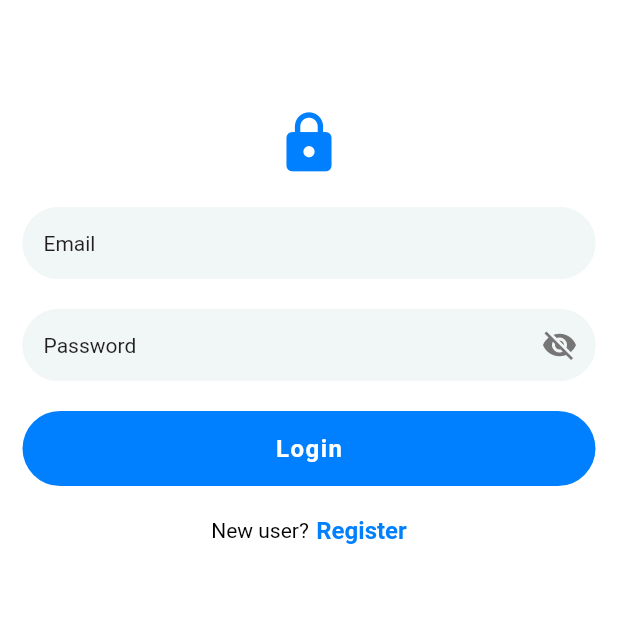
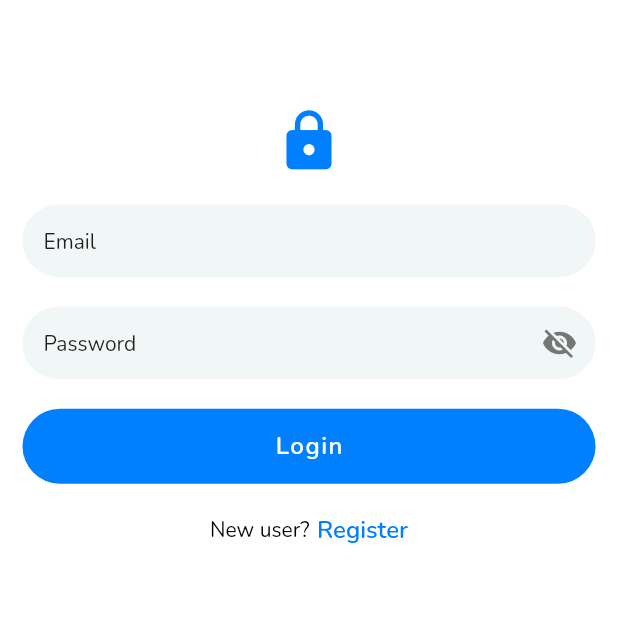
Before and after one commit to kirupa094/news-app, a Flutter app: the screen it shows after launch, on a phone screen of 412 x 824 dp. Shown: the part 291-924 px from the top of the screen. Run offline on Flutter 3.47's test engine with Material 2 defaults, Android fonts, the phone set to English and light mode, and no system bars.

Commit message:
nunito && newyork fontfamily adde

```diff
--- a/lib/auth_screen/login.dart
+++ b/lib/auth_screen/login.dart
@@ -97,7 +97,7 @@ class _LoginScreenState extends State<LoginScreen> {
                           text: 'New user?',
                           fontWeight: FontWeight.w400,
                           fontSize: 14,
-                          fontFamily: '',
+                          fontFamily: 'nunito',
                           color: Colors.black,
                         ),
                         SizedBox(
@@ -107,7 +107,7 @@ class _LoginScreenState extends State<LoginScreen> {
                           text: 'Register',
                           fontWeight: FontWeight.w600,
                           fontSize: 16,
-                          fontFamily: '',
+                          fontFamily: 'nunito',
                           color: secondaryColor,
                         ),
                       ],
--- a/lib/custom_widget/custom_button.dart
+++ b/lib/custom_widget/custom_button.dart
@@ -22,6 +22,7 @@ class CustomButton extends StatelessWidget {
           primary: Colors.white,
           backgroundColor: Colors.transparent,
           textStyle: const TextStyle(
+            fontFamily: 'nunito',
             fontSize: 16,
             fontWeight: FontWeight.w700,
             letterSpacing: 1,
--- a/lib/custom_widget/custom_textfield.dart
+++ b/lib/custom_widget/custom_textfield.dart
@@ -55,7 +55,11 @@ class _CustomTextFieldWidgetState extends State<CustomTextFieldWidget> {
         fillColor: loginWidgetColor,
         hintText: widget.hintText,
         hintStyle: const TextStyle(
-            color: labelTextColor, fontSize: 14, fontWeight: FontWeight.w400),
+          color: labelTextColor,
+          fontSize: 14,
+          fontWeight: FontWeight.w400,
+          fontFamily: 'nunito',
+        ),
         focusedBorder: OutlineInputBorder(
           borderSide: const BorderSide(color: textFieldBorderColor),
           borderRadius: BorderRadius.circular(50),
```
Also changed, not shown: pubspec.yaml (+16 -14 lines), fonts/new-york/NewYorkSmall-Bold.otf (added), fonts/new-york/NewYorkSmall-Semibold.otf (added), fonts/nunito/Nunito-Light.ttf (added), fonts/nunito/Nunito-Regular.ttf (added), fonts/nunito/Nunito-SemiBold.ttf (added).
